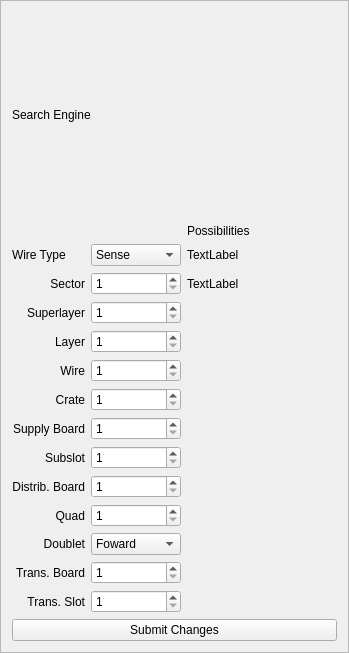
This is DCHVdesign.ui in JeffersonLab/clas12-dc-wiremap as Qt 5 draws it before an edit. The edited form follows.
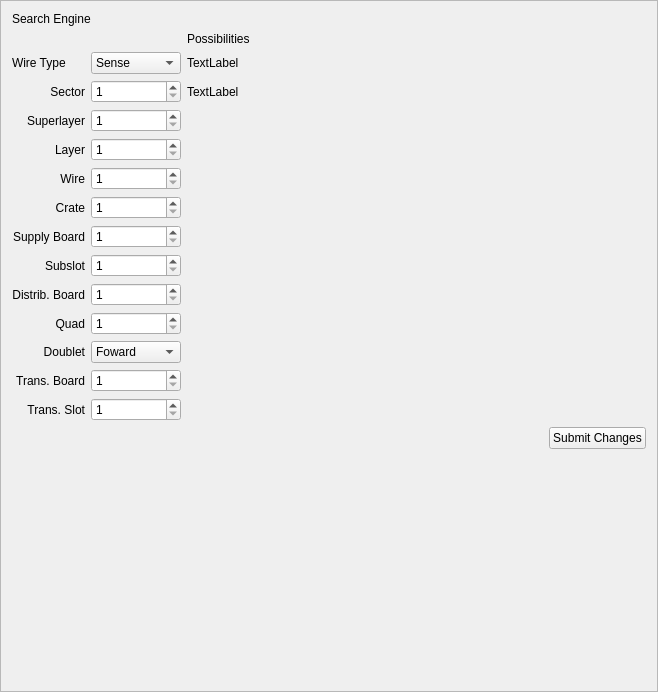
This is the edited form.

Commit message: moved button into layout.

```diff
--- a/DCHVdesign.ui
+++ b/DCHVdesign.ui
@@ -6,8 +6,8 @@
    <rect>
     <x>0</x>
     <y>0</y>
-    <width>349</width>
-    <height>653</height>
+    <width>658</width>
+    <height>692</height>
    </rect>
   </property>
   <property name="windowTitle">
@@ -398,11 +398,44 @@
     </layout>
    </item>
    <item>
-    <widget class="QPushButton" name="pushButton">
-     <property name="text">
-      <string>Submit Changes</string>
+    <layout class="QHBoxLayout" name="horizontalLayout" stretch="0,0">
+     <property name="sizeConstraint">
+      <enum>QLayout::SetDefaultConstraint</enum>
      </property>
-    </widget>
+     <item>
+      <spacer name="horizontalSpacer">
+       <property name="orientation">
+        <enum>Qt::Horizontal</enum>
+       </property>
+       <property name="sizeHint" stdset="0">
+        <size>
+         <width>40</width>
+         <height>20</height>
+        </size>
+       </property>
+      </spacer>
+     </item>
+     <item>
+      <widget class="QPushButton" name="pushButton">
+       <property name="text">
+        <string>Submit Changes</string>
+       </property>
+      </widget>
+     </item>
+    </layout>
+   </item>
+   <item>
+    <spacer name="verticalSpacer">
+     <property name="orientation">
+      <enum>Qt::Vertical</enum>
+     </property>
+     <property name="sizeHint" stdset="0">
+      <size>
+       <width>20</width>
+       <height>40</height>
+      </size>
+     </property>
+    </spacer>
    </item>
   </layout>
   <zorder>Sector_2</zorder>
```
Left out of the diff: 47 changed lines with no effect on the pictures.
